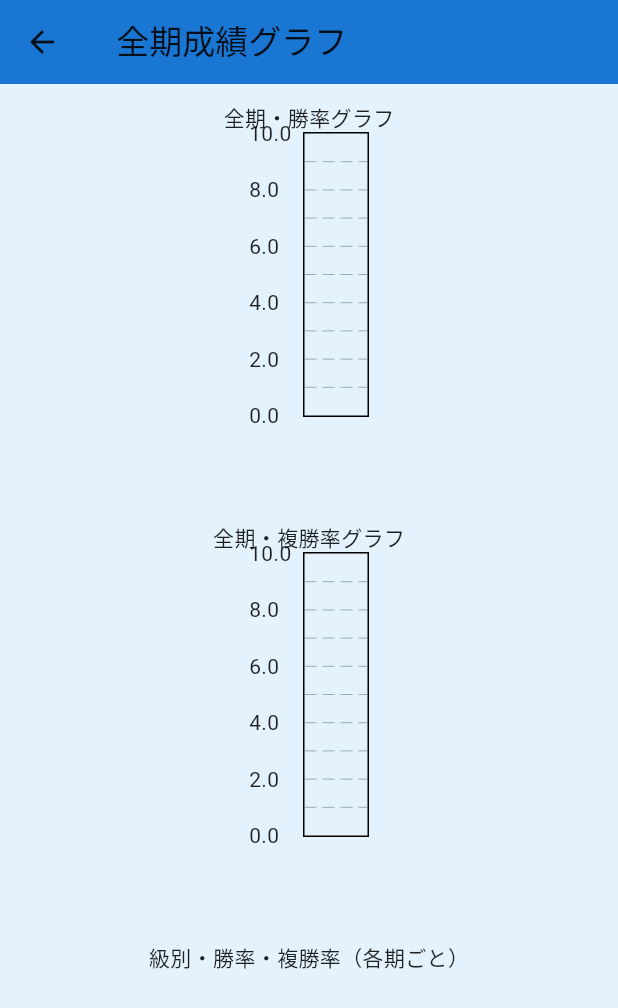
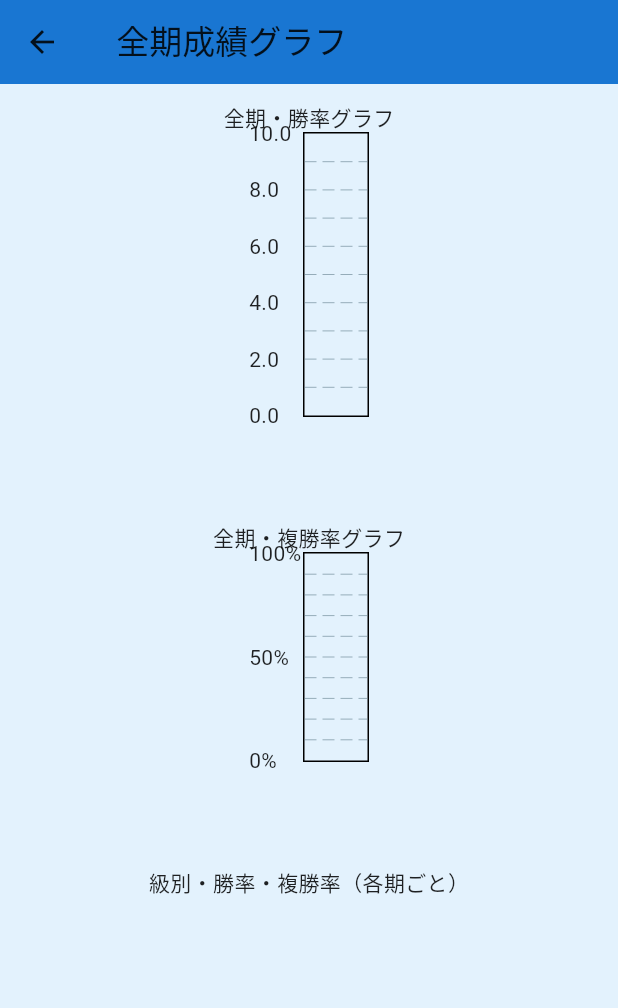
Before and after one commit to teru-kaji/wrmms, a Flutter app: the MemberAllTermsGraphPage screen opened directly with empty values, on a phone screen of 412 x 824 dp. Shown: the top 1008 px of the screen. Run offline on Flutter 3.47's test engine with Material 3 defaults, Android fonts, the phone set to English and light mode, and no system bars; drawn by our look-alikes of fl_chart.

Commit message:
・全期の折れ線グラフのX軸の間隔を一定にし、データが多い時は横スクロールできるようにした。 ・折れ線グラフのｘ軸の凡例文字を短縮系にした。 ・ダイアログをやめて通常画面に遷移 ・勝率、複勝率を別々のグラフ ・選手詳細画面で、全機関の複勝率、勝率、階級を表示する機能追加 ・カラースキームを外部ファイルにする（青、緑、ピンク、ダーク） ・検索画面の入力ボックス、プルダウンメニューの角丸に変更 ・新規作成

```diff
--- a/lib/main.dart
+++ b/lib/main.dart
@@ -713,21 +713,20 @@ class MemberAllTermsGraphPage extends StatelessWidget {
               ),
             ),
             SizedBox(height: 10),
+// --- 複勝率グラフ部分 ---
             Text("全期・複勝率グラフ"),
-            // 複勝率グラフも同様にSingleChildScrollViewでラップ
-            // ★ 横スクロール可能に
             SingleChildScrollView(
               scrollDirection: Axis.horizontal,
               child: Container(
                 width: chartWidth,
-                height: 250,
+                height: 200,
                 child: LineChart(
                   LineChartData(
                     lineBarsData: [
                       LineChartBarData(
-                        spots: winRateSpots,
+                        spots: placeRateSpots,
                         isCurved: false,
-                        color: Colors.blue,
+                        color: Colors.green,
                         dotData: FlDotData(show: true),
                         barWidth: 3,
                         belowBarData: BarAreaData(show: false),
@@ -740,41 +739,106 @@ class MemberAllTermsGraphPage extends StatelessWidget {
                           getTitlesWidget: (value, meta) {
                             int idx = value.toInt();
                             return idx >= 0 && idx < labels.length
-                                ? Text(
-                                labels[idx], style: TextStyle(fontSize: 11))
+                                ? Text(labels[idx], style: TextStyle(fontSize: 11))
                                 : Text('');
                           },
                           reservedSize: 60,
-                          interval: 1, // 1区間ごと表示
+                          interval: 1,
                         ),
                       ),
                       leftTitles: AxisTitles(
                         sideTitles: SideTitles(
                           showTitles: true,
-                          getTitlesWidget: (value, meta) =>
-                              Text("${value.toString()}"),
+                          getTitlesWidget: (value, meta) => Text("${value.toInt()}%"),
                           reservedSize: 36,
                         ),
                       ),
-                      topTitles: AxisTitles(
-                          sideTitles: SideTitles(showTitles: false)),
-                      rightTitles: AxisTitles(
-                          sideTitles: SideTitles(showTitles: false)),
+                      topTitles: AxisTitles(sideTitles: SideTitles(showTitles: false)),
+                      rightTitles: AxisTitles(sideTitles: SideTitles(showTitles: false)),
                     ),
                     minY: 0,
-                    maxY: 10,
+                    maxY: 100,
                     minX: 0,
                     maxX: (itemCount - 1).toDouble(),
-                    // x軸の分割間隔の調整不要、ラベルの間隔でパディング調整
                     gridData: FlGridData(
                       show: true,
-                      horizontalInterval: 1,
+                      horizontalInterval: 10,
                       verticalInterval: 1,
                     ),
                   ),
                 ),
               ),
             ),
+//             Text("全期・複勝率グラフ"),
+//             // 複勝率グラフも同様にSingleChildScrollViewでラップ
+//             // ★ 横スクロール可能に
+//             SingleChildScrollView(
+//               scrollDirection: Axis.horizontal,
+//               child: Container(
+//                 width: chartWidth,
+//                 height: 250,
+//                 child: LineChart(
+//                   LineChartData(
+//                     lineBarsData: [
+//                       LineChartBarData(
+//                         spots: winRateSpots,
+//                         isCurved: false,
+//                         color: Colors.blue,
+//                         dotData: FlDotData(show: true),
+//                         barWidth: 3,
+//                         belowBarData: BarAreaData(show: false),
+//                       ),
+//                     ],
+//                     titlesData: FlTitlesData(
+//                       bottomTitles: AxisTitles(
+//                         sideTitles: SideTitles(
+//                           showTitles: true,
+//                           getTitlesWidget: (value, meta) {
+//                             int idx = value.toInt();
+//                             return idx >= 0 && idx < labels.length
+//                                 ? Text(
+//                                 labels[idx], style: TextStyle(fontSize: 11))
+//                                 : Text('');
+//                           },
+//                           reservedSize: 60,
+//                           interval: 1, // 1区間ごと表示
+//                         ),
+//                       ),
+//                       leftTitles: AxisTitles(
+//                         sideTitles: SideTitles(
+//                           showTitles: true,
+//                           getTitlesWidget:
+//                               (value, meta) => Text("${value.toInt()}%"),
+//                           reservedSize: 36,
+//                         ),
+//                       ),
+// //                      leftTitles: AxisTitles(
+// //                         sideTitles: SideTitles(
+// //                           showTitles: true,
+// //                           getTitlesWidget: (value, meta) =>
+// //                               Text("${value.toString()}"),
+// //                           reservedSize: 36,
+// //                         ),
+// //                       ),
+//                       topTitles: AxisTitles(
+//                           sideTitles: SideTitles(showTitles: false)),
+//                       rightTitles: AxisTitles(
+//                           sideTitles: SideTitles(showTitles: false)),
+//                     ),
+//                     minY: 0,
+//                     maxY: 10,
+//                     minX: 0,
+//                     maxX: (itemCount - 1).toDouble(),
+//                     // x軸の分割間隔の調整不要、ラベルの間隔でパディング調整
+//                     gridData: FlGridData(
+//                       show: true,
+//                       horizontalInterval: 1,
+//                       verticalInterval: 1,
+//                     ),
+//                   ),
+//                 ),
+//               ),
+//             ),
             SizedBox(height: 10),
             Text('級別・勝率・複勝率（各期ごと）'),
             Container(
```
